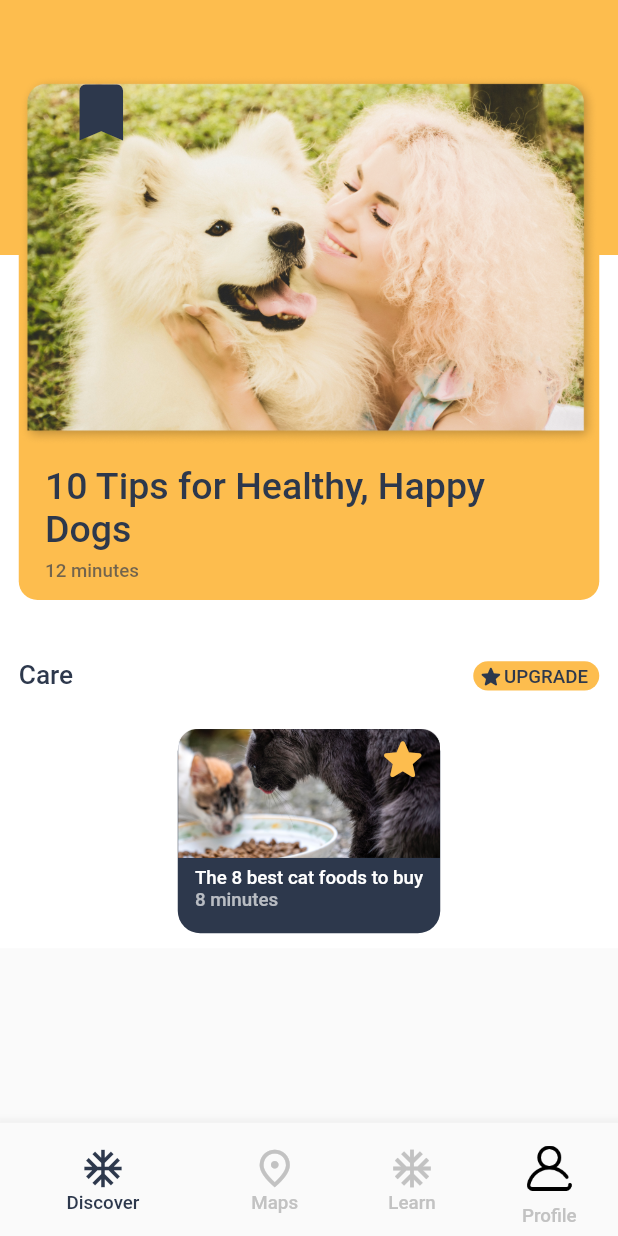
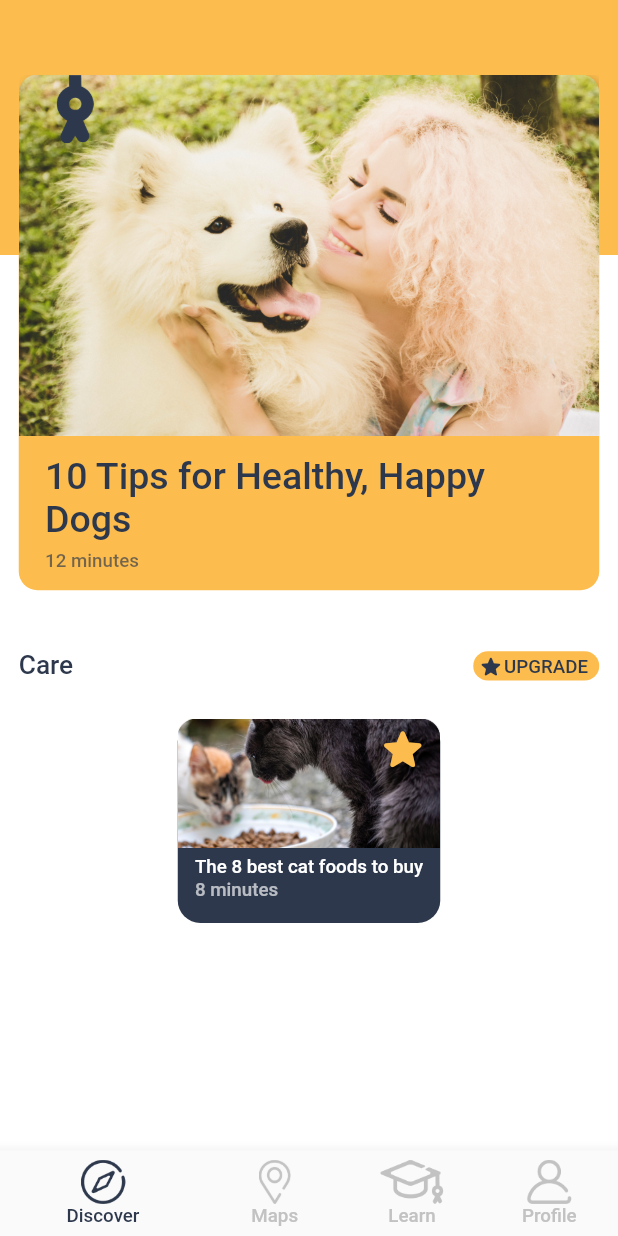
Before and after one commit to dnamme/mobile-dev-challenge, a Flutter app: the screen it shows after launch, on a phone screen of 412 x 824 dp. Run offline on Flutter 3.47's test engine with Material 2 defaults, Android fonts, the phone set to English and light mode, and no system bars; our stand-ins replace google_fonts; missing offline and left inert: dart:ffi.

Commit message:
Change icons and images

```diff
--- a/lib/main.dart
+++ b/lib/main.dart
@@ -27,6 +27,7 @@ class _HomeState extends State<Home> {
   @override
   Widget build(BuildContext buildContext) {
     return Scaffold(
+        backgroundColor: Colors.white,
         body: new CustomPaint(
             painter: BackgroundPainter(),
             child: new SingleChildScrollView(
@@ -43,10 +44,10 @@ class _HomeState extends State<Home> {
                           new Image.asset(
                               'assets/img/Dog_and_Hooman.png'), // TODO: resize to fit
                           Positioned(
-                              left: 30.0,
-                              child: new Icon(Icons.bookmark,
-                                  color: Color(0xff2d384c),
-                                  size: 50.0)), // TODO: find icon
+                              left: 25.0,
+                              child: new Image.asset(
+                                  'assets/icons/bookmark.png',
+                                  width: 25.0)), // TODO: find icon
                         ]),
                         new Padding(
                             padding:
@@ -70,44 +71,6 @@ class _HomeState extends State<Home> {
                               ],
                             ))
                       ])),
-                  // new Stack(children: [
-                  //   new Image.asset(
-                  //       'assets/img/Dog_and_Hooman.png'), // TODO: resize to fit
-                  //   Positioned(
-                  //       left: 30.0,
-                  //       child: new Icon(Icons.bookmark,
-                  //           color: Color(0xff2d384c),
-                  //           size: 50.0)) // TODO: find icon
-                  // ]),
-                  // new Container(
-                  //     decoration: BoxDecoration(
-                  //         // boxShadow: [
-                  //         //   BoxShadow(blurRadius: 5.0, spreadRadius: 5.0)
-                  //         // ],
-                  //         color: Color(0xfffdbd4e),
-                  //         borderRadius: BorderRadius.only(
-                  //             bottomLeft: Radius.circular(15.0),
-                  //             bottomRight: Radius.circular(15.0))),
-                  //     child: new Padding(
-                  //         padding: EdgeInsets.fromLTRB(17.5, 12.5, 25.0, 12.5),
-                  //         child: new Column(
-                  //           crossAxisAlignment: CrossAxisAlignment.start,
-                  //           children: [
-                  //             new Text('10 Tips for Healthy, Happy Dogs',
-                  //                 style: GoogleFonts.roboto(
-                  //                     color: Color(0xff2d384c),
-                  //                     fontSize: 25.0,
-                  //                     fontWeight: FontWeight.w500)),
-                  //             new Padding(
-                  //                 padding: EdgeInsets.only(top: 5.0),
-                  //                 child: new Text('12 minutes',
-                  //                     style: GoogleFonts.roboto(
-                  //                       color: Color(0xaa2d384c), // 43 (67)
-                  //                       fontSize: 12.50,
-                  //                       fontWeight: FontWeight.w500,
-                  //                     )))
-                  //           ],
-                  //         ))),
                   new Padding(
                       padding: EdgeInsets.only(top: 40.0, bottom: 25.0),
                       child: new Row(
@@ -155,12 +118,6 @@ class _HomeState extends State<Home> {
                                     color: Color(0xfffdbd4e), size: 35.0))
                           ]),
                           new Container(
-                              // decoration: BoxDecoration(
-                              //     color: Color(0xff2d384c),
-                              //     borderRadius: BorderRadius.only(
-                              //         bottomLeft: Radius.circular(15.0),
-                              //         bottomRight: Radius.circular(15.0))),
-                              // width: 175.0,
                               child: new Padding(
                                   padding:
                                       EdgeInsets.fromLTRB(5.0, 5.0, 5.0, 15.0),
@@ -193,6 +150,7 @@ class _HomeState extends State<Home> {
             // #Do you know fish likes to...
             ),
         bottomNavigationBar: new BottomNavigationBar(
+            // TODO : work on sizing, convert to row
             iconSize: 30.0,
             showUnselectedLabels: true,
             unselectedItemColor: Color(0xffc2c2c2),
@@ -208,18 +166,19 @@ class _HomeState extends State<Home> {
             currentIndex: 0,
             items: [
               new BottomNavigationBarItem(
-                  icon: new Icon(Icons.ac_unit), label: 'Discover'),
+                  icon:
+                      new Image.asset('assets/icons/discover.png', width: 30.0),
+                  label: 'Discover'),
               new BottomNavigationBarItem(
-                  icon: new Icon(Icons.place_outlined), label: 'Maps'),
+                  icon: new Image.asset('assets/icons/maps.png', width: 21.5),
+                  label: 'Maps'),
               new BottomNavigationBarItem(
-                  icon: new Icon(Icons.ac_unit), label: 'Learn'),
+                  icon: new Image.asset('assets/icons/learn.png', width: 42.5),
+                  label: 'Learn'),
               new BottomNavigationBarItem(
-                  icon: new IconButton(
-                    icon: new Image.asset('assets/icons/profile_64px.png',
-                        width: 30.0, height: 30.0),
-                    onPressed: null,
-                  ),
-                  label: 'Profile')
+                  icon:
+                      new Image.asset('assets/icons/profile.png', width: 30.0),
+                  label: 'Profile'),
             ]));
   }
 }
--- a/pubspec.yaml
+++ b/pubspec.yaml
@@ -54,7 +54,11 @@ flutter:
   # https://flutter.dev/assets-and-images/#resolution-aware.
 
   assets:
-    - assets/icons/profile_64px.png
+    - assets/icons/bookmark.png
+    - assets/icons/discover.png
+    - assets/icons/learn.png
+    - assets/icons/maps.png
+    - assets/icons/profile.png
     - assets/img/Dog_and_Hooman.png
     - assets/img/Judger_Mantis.png
     - assets/img/Koi_Desuu.png
```
Also changed, not shown: assets/icons/bookmark.png (added), assets/icons/discover.png (added), assets/icons/learn.png (added), assets/icons/maps.png (added), assets/icons/profile.png (added), assets/icons/profile_128px.png (deleted), assets/icons/profile_64px.png (deleted), assets/img/Dog_and_Hooman.png, assets/img/Judger_Mantis.png, assets/img/Koi_Desuu.png, assets/img/Meow_Meow_Eating.png, assets/img/Rat_Drops.png.
